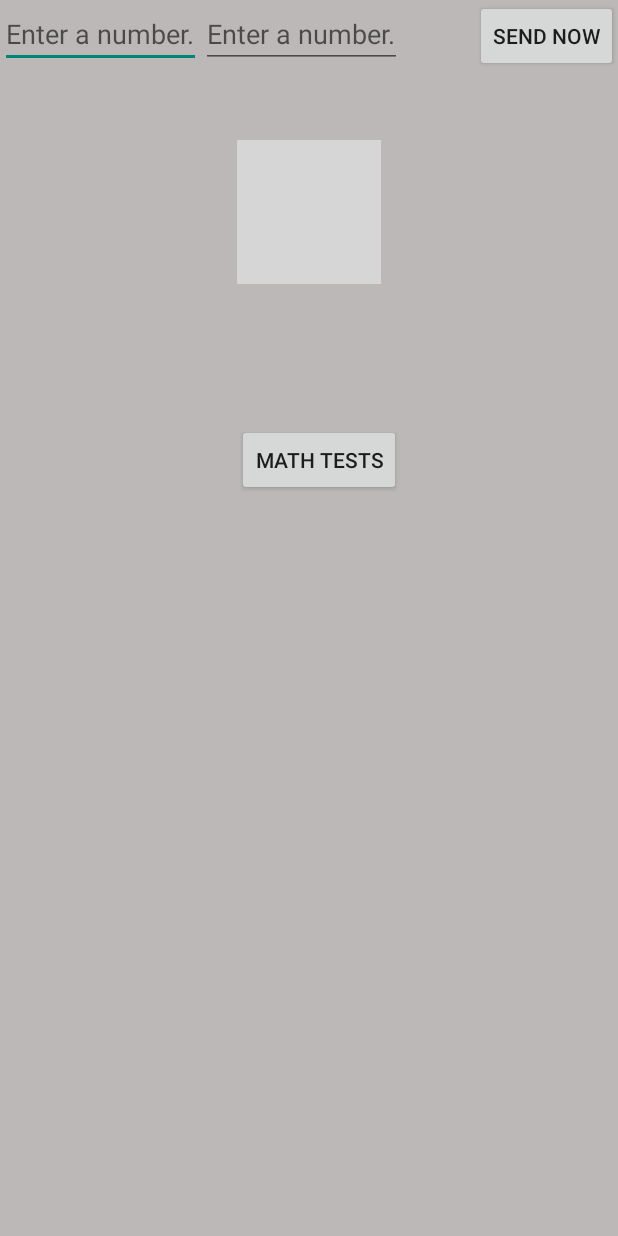
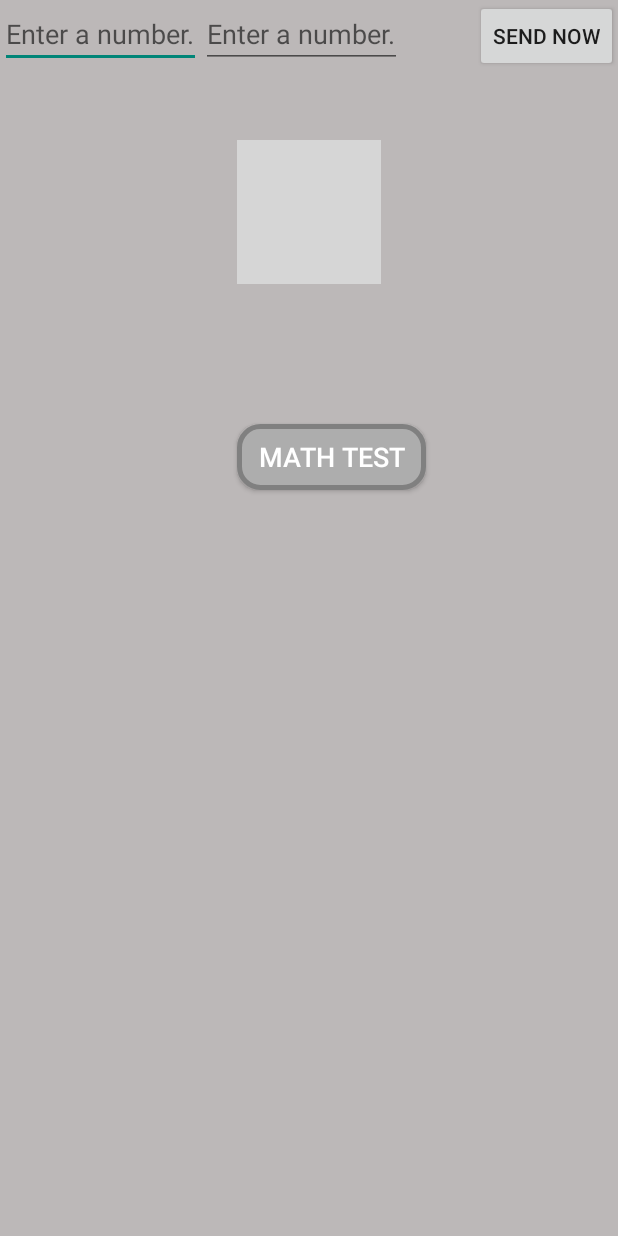
Before and after one commit to MilapNaik/MentalMathWorkout, an Android app: the MainActivity screen opened directly, with no data from a screen before it, on a phone screen of 412 x 824 dp. Run offline under Robolectric (Android 15) with nearby library versions, the phone set to English and light mode, and no system bars; grey boxes are pictures that could not be loaded.

Commit message:
UI, SQLite and more updated
Re-added SQLite in order to put a high score list. Updated UI, still
working on finding the right color scheme. Renamed app to “Trader Math
Test”, may keep it.

```diff
--- a/app/src/main/java/com/milapnaik/mentalmathworkout/EasyCountDown.java
+++ b/app/src/main/java/com/milapnaik/mentalmathworkout/EasyCountDown.java
@@ -39,7 +39,7 @@ public class EasyCountDown extends AppCompatActivity{
             @Override
             public void onFinish() {
                 Intent intent = new Intent(EasyCountDown.this, MathTest.class);
-                startActivity(intent); //Start new activity
+                startActivity(intent); //Start test
             }
         }.start();
 
--- a/app/src/main/java/com/milapnaik/mentalmathworkout/MathTest.java
+++ b/app/src/main/java/com/milapnaik/mentalmathworkout/MathTest.java
@@ -26,7 +26,7 @@ public class MathTest extends AppCompatActivity {
 
     int i = 0;
     int correctcount = 0;
-    int n = 6; /*How many rows this test*/
+    int n = 40; /*How many rows this test*/
     String[] mathTest = new String[40];
     long mStartTime, mEndTime, mTotalTime;
     String answer;
--- /dev/null
+++ b/app/src/main/res/drawable/buttonshape.xml
@@ -0,0 +1,23 @@
+<?xml version="1.0" encoding="utf-8"?>
+<shape xmlns:android="http://schemas.android.com/apk/res/android" android:shape="rectangle" >
+    <corners
+        android:radius="14dp"
+        />
+    <solid
+        android:color="#ADADAD"
+        />
+    <padding
+        android:left="0dp"
+        android:top="0dp"
+        android:right="0dp"
+        android:bottom="0dp"
+        />
+    <size
+        android:width="126dp"
+        android:height="44dp"
+        />
+    <stroke
+        android:width="3dp"
+        android:color="#808080"
+        />
+</shape>
--- a/app/src/main/res/layout/activity_main.xml
+++ b/app/src/main/res/layout/activity_main.xml
@@ -48,8 +48,7 @@
         android:contentDescription="@string/logo" />
 
     <Button
-        android:layout_width="wrap_content"
-        android:layout_height="wrap_content"
+
         android:text="@string/math_test"
         android:onClick="MathTest"
         android:id="@+id/math_test"
@@ -57,7 +56,17 @@
         android:layout_below="@+id/imageView"
         android:layout_alignLeft="@+id/imageView"
         android:layout_alignStart="@+id/imageView"
-        android:clickable="false" />
+        android:clickable="false"
+        android:layout_width="126dp"
+        android:layout_height="44dp"
+        android:textColor="#FFFFFF"
+        android:textSize="18sp"
+
+        android:background="@drawable/buttonshape"/>
+        <!--android:shadowColor="#A8A8A8"
+        android:shadowDx="0"
+        android:shadowDy="0"
+        android:shadowRadius="5"-->
 
 
 </RelativeLayout>
--- a/app/src/main/res/values/strings.xml
+++ b/app/src/main/res/values/strings.xml
@@ -1,10 +1,10 @@
 <resources>
-    <string name="app_name">MentalMathWorkout</string>
+    <string name="app_name">Trader Math Test</string>
     <string name="action_settings">Settings</string>
     <string name="edit_message">Enter a number.</string>
     <string name="button_send">Send Now</string>
     <string name="title_activity_display_message">My Message</string>
-    <string name="math_test">Math Tests</string>
+    <string name="math_test">Math Test</string>
     <string name="logo">Logo</string>
     <string name="correct_toast">Correct!</string>
     <string name="incorrect_toast">Incorrect!</string>
```
Also changed, not shown: app/src/main/java/com/milapnaik/mentalmathworkout/DatabaseOperations.java (added, +57 -0 lines), app/src/main/java/com/milapnaik/mentalmathworkout/TableData.java (added, +22 -0 lines), app/src/main/res/raw/easymath.txt (+20 -10 lines).
